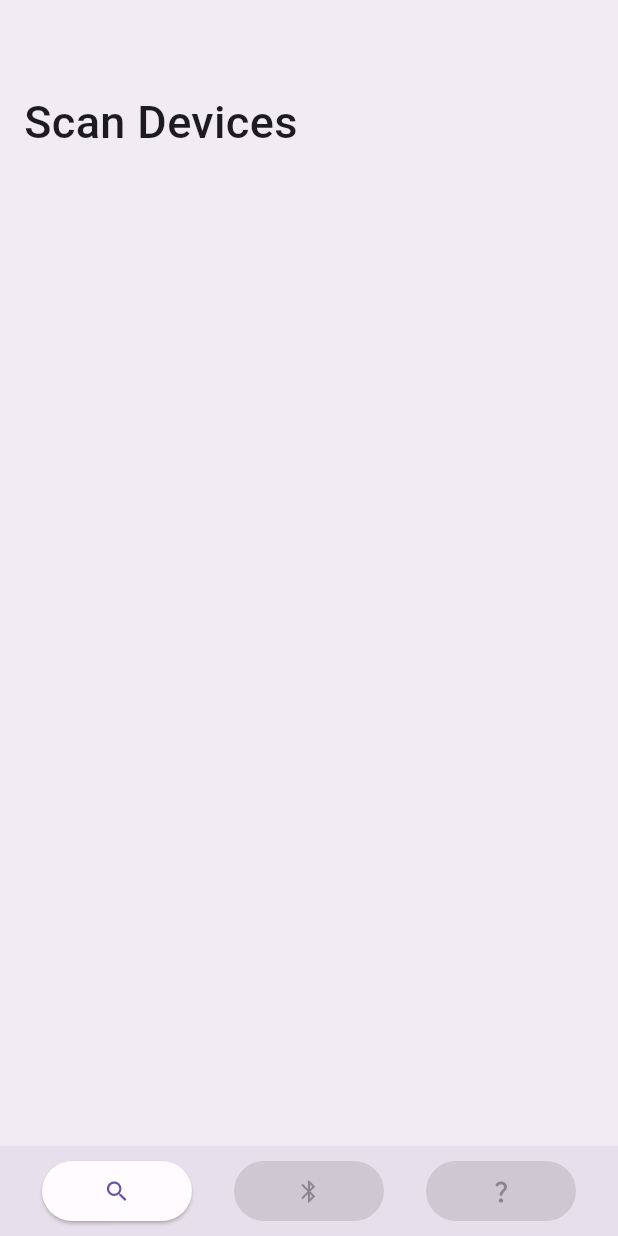
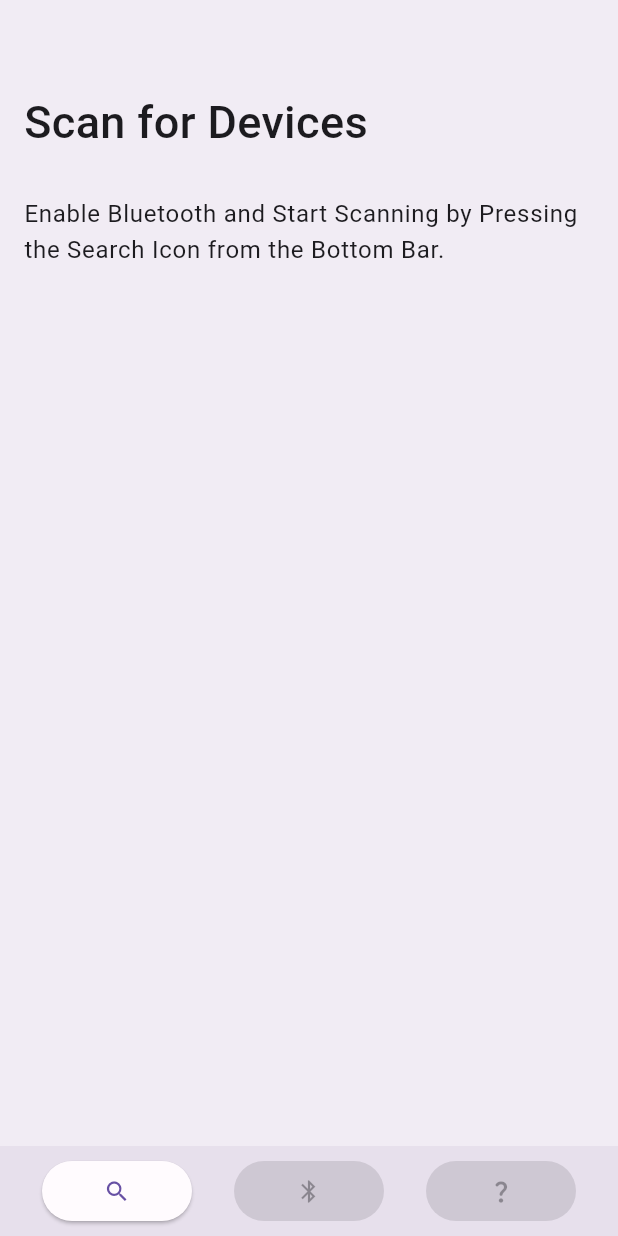
Before and after one commit to e7na/adas_app, a Flutter app: the screen it shows after launch, on a phone screen of 412 x 824 dp. Run offline on Flutter 3.47's test engine with Material 2 defaults, Android fonts, the phone set to English and light mode, and no system bars; drawn by our look-alikes of dynamic_color; our stand-ins replace easy_localization, flutter_bloc; missing offline and left inert: flutter_reactive_ble, location_permissions.

Commit message:
Added ability to stop scan

```diff
--- a/assets/translations/ar.json
+++ b/assets/translations/ar.json
@@ -1,3 +1,4 @@
 {
-  "Title": "بحث عن اجهزة"
+  "Title": "بحث عن اجهزة",
+  "T1" : "فعل البلوتوث وابدأ البحث عن اجهزة بالضعط على ايقونة البحث في الاسفل"
 }
--- a/assets/translations/en.json
+++ b/assets/translations/en.json
@@ -1,3 +1,4 @@
 {
-  "Title": "Scan Devices"
+  "Title": "Scan for Devices",
+  "T1" : "Enable Bluetooth and Start Scanning by Pressing the Search Icon from the Bottom Bar."
 }
--- a/lib/Bloc/ble_state.dart
+++ b/lib/Bloc/ble_state.dart
@@ -5,5 +5,6 @@ abstract class BleState {}
 
 class BleInitial extends BleState {}
 class BleScan extends BleState {}
+class BleStop extends BleState {}
 class BleFound extends BleState {}
 class BleConnected extends BleState {}
--- a/lib/Screens/scan_page.dart
+++ b/lib/Screens/scan_page.dart
@@ -18,7 +18,7 @@ class _ScanPageState extends State<ScanPage> {
   Widget build(BuildContext context) {
     var brightness = SchedulerBinding.instance.window.platformBrightness;
     var theme = brightness == Brightness.dark ? Brightness.light : Brightness.dark;
-    Color fontColor = Theme.of(context).colorScheme.onBackground;
+    //Color fontColor = Theme.of(context).colorScheme.onBackground;
     return AnnotatedRegion<SystemUiOverlayStyle>(
         value: SystemUiOverlayStyle(
           statusBarColor: Colors.transparent,
@@ -39,14 +39,20 @@ class _ScanPageState extends State<ScanPage> {
                 color: Colors.white,
                 child: Scaffold(
                     backgroundColor: brightness == Brightness.dark ? Theme.of(context).colorScheme.background : Theme.of(context).colorScheme.surfaceVariant.withOpacity(0.6),
-                    body: Column(children: [
+                    body: Column(crossAxisAlignment: CrossAxisAlignment.start, children: [
+                      const SizedBox(
+                        height: 40,
+                      ),
                       Padding(
-                        padding: const EdgeInsets.symmetric(horizontal: 16.0, vertical: 60),
+                        padding: const EdgeInsets.symmetric(horizontal: 16.0, vertical: 20),
                         child: Text(
                           "Title".tr(),
-                          style: TextStyle(color: fontColor, fontSize: 30, fontWeight: FontWeight.w500),
+                          style: const TextStyle(fontSize: 30, fontWeight: FontWeight.w500),
                         ),
                       ),
+                      ListTile(
+                        title: Text("T1".tr(),style: const TextStyle(fontWeight: FontWeight.w400),),
+                      )
                     ]),
                     bottomSheet: Container(
                       color: Theme.of(context).colorScheme.surfaceVariant,
@@ -58,8 +64,8 @@ class _ScanPageState extends State<ScanPage> {
                             width: 100,
                             child: ElevatedButton(
                               // If the scan HAS started, it should be disabled.
-                              onPressed: B.scanStarted ? null : B.startScan,
-                              child: const Icon(Icons.search),
+                              onPressed: B.scanStarted ? B.stopScan : B.startScan,
+                              child: Icon(B.scanStarted ? Icons.cancel : Icons.search),
                             ),
                           ),
                           SizedBox(
```
Also changed, not shown: lib/Bloc/ble_bloc.dart (+7 -0 lines).
